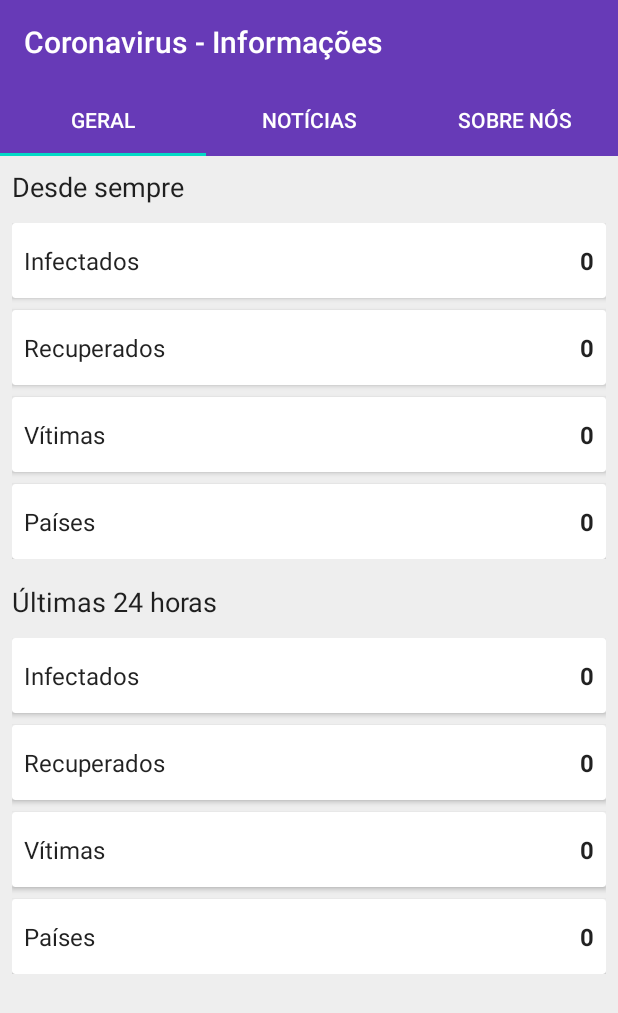
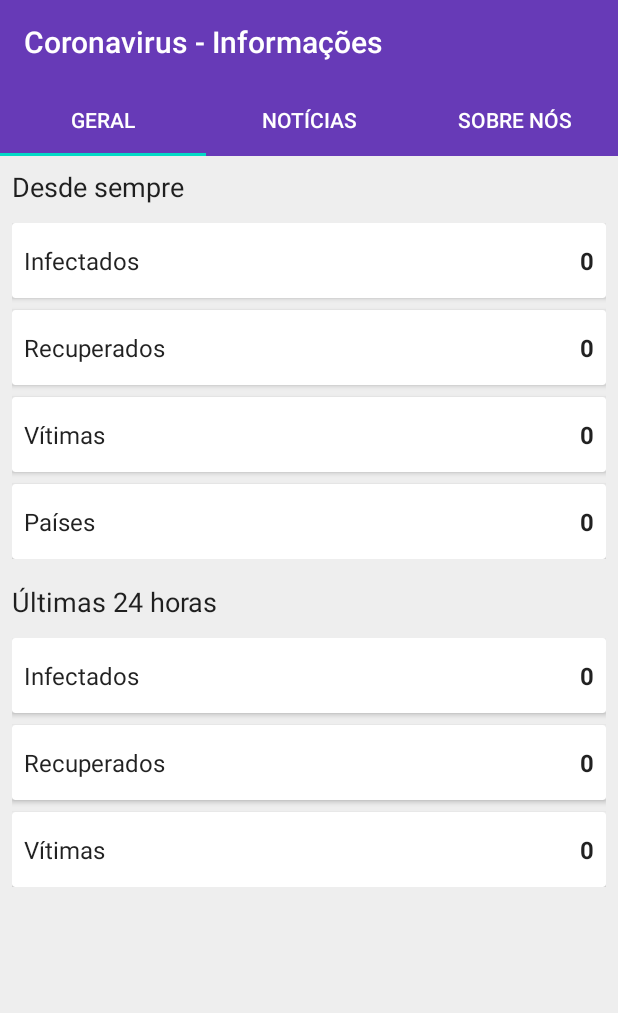
Before and after one commit to pess0a/coronavirusinformacoes, an Android app: the GeneralInformationFragment screen opened directly, with no data from a screen before it, on a phone screen of 412 x 824 dp. Shown: the top 1013 px of the screen. Run offline under Robolectric (Android 15) with nearby library versions, the phone set to English and light mode, and no system bars; libraries missing offline, so code that uses them is left out: com.prof.rssparser; 2 statements that could not run were skipped.

Commit message:
Added 24hrs summary
24hrs

```diff
--- a/app/src/main/java/com/pessoadev/coronavirusnumbers/data/cache/CountriesCache.kt
+++ b/app/src/main/java/com/pessoadev/coronavirusnumbers/data/cache/CountriesCache.kt
@@ -27,11 +27,18 @@ class CountriesCache {
             }
 
             countriesList.map {
-                //TODO - Everton
-                countriesCountLast24Hours = 0
-                countriesDeathLast24Hours = 0
-                countriesRecoveryLast24Hours = 0
-                countriesInfectedLast24Hours = 0
+                var deathLastA = it.status.last().deaths
+                var deathLastB = it.status[it.status.size-2].deaths
+
+                var recoveryLastA = it.status.last().recovered
+                var recoveryLastB = it.status[it.status.size-2].recovered
+
+                var infectedLastA = it.status.last().confirmed
+                var infectedLastB = it.status[it.status.size-2].confirmed
+
+                countriesDeathLast24Hours += deathLastA - deathLastB
+                countriesRecoveryLast24Hours += recoveryLastA - recoveryLastB
+                countriesInfectedLast24Hours += infectedLastA - infectedLastB
             }
 
         }
--- a/app/src/main/java/com/pessoadev/coronavirusnumbers/presentation/dashboard/general/presentation/GeneralInformationFragment.kt
+++ b/app/src/main/java/com/pessoadev/coronavirusnumbers/presentation/dashboard/general/presentation/GeneralInformationFragment.kt
@@ -33,7 +33,7 @@ class GeneralInformationFragment : Fragment() {
         textViewInfectedLast24Hours.text = CountriesCache.getCountriesInfectedLast24Hours().toDecimalFormat()
         textViewVictimsLast24Hours.text = CountriesCache.getCountriesDeathLast24Hours().toDecimalFormat()
         textViewRecoveryLast24Hours.text = CountriesCache.getCountriesRecoveryLast24Hours().toDecimalFormat()
-        textViewCountriesLast24Hours.text = CountriesCache.getCountriesCountLast24Hours().toDecimalFormat()
+
 
         vm.getG1RSS()
     }
--- a/app/src/main/res/layout/layout_last_24_hours.xml
+++ b/app/src/main/res/layout/layout_last_24_hours.xml
@@ -147,48 +147,6 @@
 
         </androidx.cardview.widget.CardView>
 
-        <androidx.cardview.widget.CardView
-            android:id="@+id/cardView4"
-            android:layout_width="match_parent"
-            android:layout_height="50dp"
-            android:layout_marginTop="8dp"
-            android:elevation="5dp"
-            app:layout_constraintEnd_toEndOf="parent"
-            app:layout_constraintStart_toStartOf="parent"
-            app:layout_constraintTop_toBottomOf="@+id/cardView3">
-
-            <androidx.constraintlayout.widget.ConstraintLayout
-                android:layout_width="match_parent"
-                android:layout_height="match_parent">
-
-                <androidx.appcompat.widget.AppCompatTextView
-                    style="@style/CardTitle"
-                    android:layout_width="wrap_content"
-                    android:layout_height="wrap_content"
-                    android:layout_marginStart="8dp"
-                    android:text="Países"
-
-                    app:layout_constraintBottom_toBottomOf="parent"
-                    app:layout_constraintStart_toStartOf="parent"
-                    app:layout_constraintTop_toTopOf="parent" />
-
-                <androidx.appcompat.widget.AppCompatTextView
-                    android:id="@+id/textViewCountriesLast24Hours"
-                    style="@style/CardTitle"
-                    android:layout_width="wrap_content"
-                    android:layout_height="wrap_content"
-                    android:layout_marginEnd="8dp"
-                    android:text="181"
-                    android:textStyle="bold"
-
-                    app:layout_constraintBottom_toBottomOf="parent"
-                    app:layout_constraintEnd_toEndOf="parent"
-                    app:layout_constraintTop_toTopOf="parent" />
-
-            </androidx.constraintlayout.widget.ConstraintLayout>
-
-        </androidx.cardview.widget.CardView>
-
 
     </LinearLayout>
 
```
